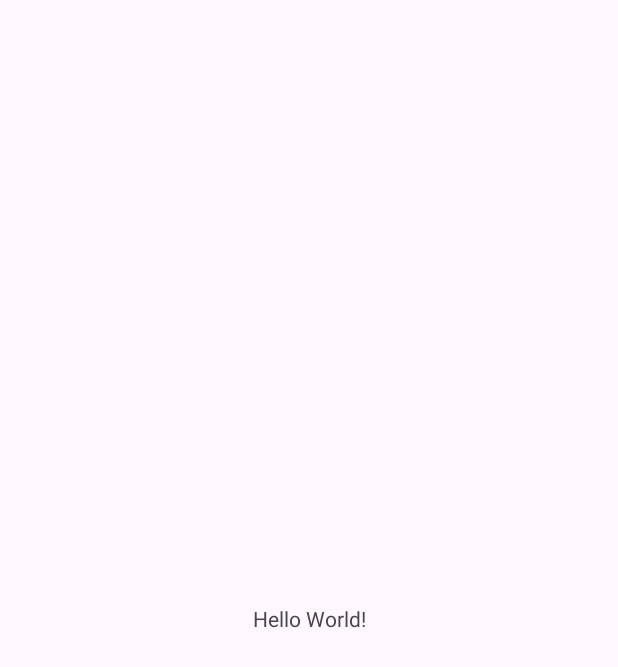
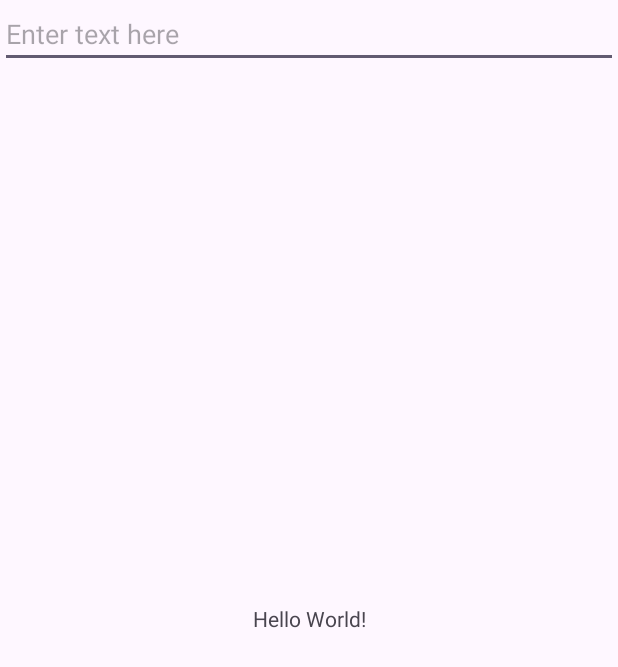
Before and after one commit to NidhiSantani/CapApp, an Android app: the screen it shows after launch (MainActivity), on a phone screen of 412 x 824 dp. Before the commit the part shown is almost empty. Shown: the top 667 px of the screen. Run offline under Robolectric (Android 15) with nearby library versions, the phone set to English and light mode, and no system bars.

Commit message:
Edit text added

```diff
--- a/app/src/main/res/layout/activity_main.xml
+++ b/app/src/main/res/layout/activity_main.xml
@@ -16,4 +16,11 @@
         app:layout_constraintStart_toStartOf="parent"
         app:layout_constraintTop_toTopOf="parent" />
 
+    <EditText
+        android:id="@+id/myEditText"
+        android:layout_width="match_parent"
+        android:layout_height="wrap_content"
+        android:hint="Enter text here"
+        tools:ignore="MissingConstraints" />
+
 </androidx.constraintlayout.widget.ConstraintLayout>
```
